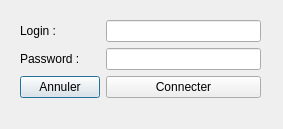
Old version of the form idwindow.ui in the repository JeanCellier/QtProjet.
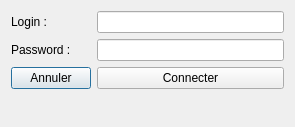
New version of the form.

```diff
--- a/idwindow.ui
+++ b/idwindow.ui
@@ -6,22 +6,15 @@
    <rect>
     <x>0</x>
     <y>0</y>
-    <width>283</width>
-    <height>129</height>
+    <width>295</width>
+    <height>127</height>
    </rect>
   </property>
   <property name="windowTitle">
    <string>Dialog</string>
   </property>
-  <widget class="QWidget" name="formLayoutWidget">
-   <property name="geometry">
-    <rect>
-     <x>20</x>
-     <y>20</y>
-     <width>241</width>
-     <height>91</height>
-    </rect>
-   </property>
+  <layout class="QVBoxLayout" name="verticalLayout">
+   <item>
    <layout class="QFormLayout" name="formLayout">
     <item row="0" column="0">
      <widget class="QLabel" name="loginLabel">
@@ -62,7 +55,8 @@
      </widget>
     </item>
    </layout>
-  </widget>
+   </item>
+  </layout>
  </widget>
  <resources/>
  <connections>
```
Left out of the diff: 6 changed lines with no effect on the pictures. Lines whose indentation alone changed are shown as unchanged.
